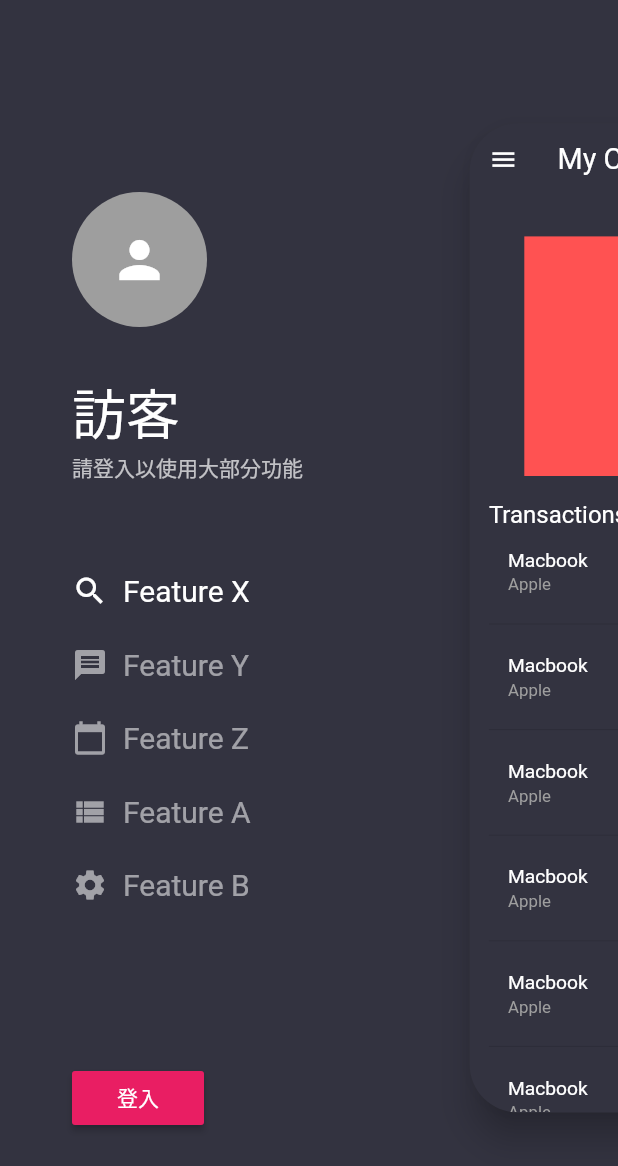
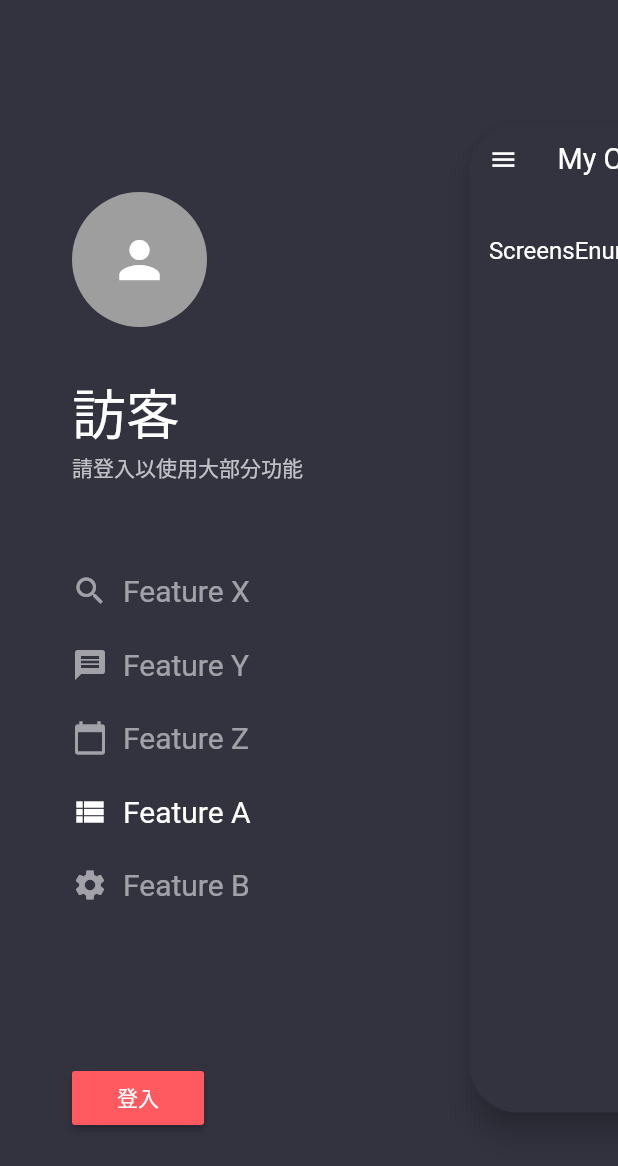
Before and after one commit to h3l1o5/carpool, a Flutter app: the screen it shows after launch, after a tap on the "menu" icon, on a phone screen of 412 x 824 dp. Shown: the top 1166 px of the screen. Run offline on Flutter 3.47's test engine with Material 2 defaults, Android fonts, the phone set to English and light mode, and no system bars.

Commit message:
add side menu interaction

```diff
--- a/lib/main.dart
+++ b/lib/main.dart
@@ -14,6 +14,8 @@ class MyApp extends StatelessWidget {
         backgroundColor: Color(0xFF333340),
       ),
       theme: ThemeData(
+        primaryColor: Color(0xFFFF5A5F),
+        accentColor: Color(0xFF00A699),
         textTheme: TextTheme(
           body1: TextStyle(color: Colors.white),
         ),
--- a/lib/side_menu.dart
+++ b/lib/side_menu.dart
@@ -1,7 +1,13 @@
 import 'package:flutter/material.dart';
+import 'package:kapoo/side_menu_scaffold.dart';
 
 class SideMenu extends StatelessWidget {
-  const SideMenu({Key key}) : super(key: key);
+  const SideMenu(
+      {Key key, @required this.currentScreen, @required this.onChangeScreen})
+      : super(key: key);
+
+  final ScreensEnum currentScreen;
+  final Function(ScreensEnum screen) onChangeScreen;
 
   @override
   Widget build(BuildContext context) {
@@ -45,59 +51,109 @@ class SideMenu extends StatelessWidget {
             // padding: EdgeInsets.only(left: 15),
             child: Column(
               children: <Widget>[
-                Row(
+                GestureDetector(
+                  onTap: () => onChangeScreen(ScreensEnum.screen1),
+                  child: Row(
                     children: <Widget>[
-                    Icon(Icons.search, color: Colors.white),
+                      Icon(Icons.search,
+                          color: currentScreen == ScreensEnum.screen1
+                              ? Colors.white
+                              : Colors.white54),
                       SizedBox(width: 10),
                       Text(
                         "Feature X",
-                      style: TextStyle(fontSize: 20, color: Colors.white),
+                        style: TextStyle(
+                            fontSize: 20,
+                            color: currentScreen == ScreensEnum.screen1
+                                ? Colors.white
+                                : Colors.white54),
                       ),
                     ],
                   ),
+                ),
                 SizedBox(height: 25),
-                Row(
+                GestureDetector(
+                  onTap: () => onChangeScreen(ScreensEnum.screen2),
+                  child: Row(
                     children: <Widget>[
-                    Icon(Icons.message, color: Colors.white54),
+                      Icon(Icons.message,
+                          color: currentScreen == ScreensEnum.screen2
+                              ? Colors.white
+                              : Colors.white54),
                       SizedBox(width: 10),
                       Text(
                         "Feature Y",
-                      style: TextStyle(fontSize: 20, color: Colors.white54),
+                        style: TextStyle(
+                            fontSize: 20,
+                            color: currentScreen == ScreensEnum.screen2
+                                ? Colors.white
+                                : Colors.white54),
                       ),
                     ],
                   ),
+                ),
                 SizedBox(height: 25),
-                Row(
+                GestureDetector(
+                  onTap: () => onChangeScreen(ScreensEnum.screen3),
+                  child: Row(
                     children: <Widget>[
-                    Icon(Icons.calendar_today, color: Colors.white54),
+                      Icon(Icons.calendar_today,
+                          color: currentScreen == ScreensEnum.screen3
+                              ? Colors.white
+                              : Colors.white54),
                       SizedBox(width: 10),
                       Text(
                         "Feature Z",
-                      style: TextStyle(fontSize: 20, color: Colors.white54),
+                        style: TextStyle(
+                            fontSize: 20,
+                            color: currentScreen == ScreensEnum.screen3
+                                ? Colors.white
+                                : Colors.white54),
                       ),
                     ],
                   ),
+                ),
                 SizedBox(height: 25),
-                Row(
+                GestureDetector(
+                  onTap: () => onChangeScreen(ScreensEnum.screen4),
+                  child: Row(
                     children: <Widget>[
-                    Icon(Icons.view_list, color: Colors.white54),
+                      Icon(Icons.view_list,
+                          color: currentScreen == ScreensEnum.screen4
+                              ? Colors.white
+                              : Colors.white54),
                       SizedBox(width: 10),
                       Text(
                         "Feature A",
-                      style: TextStyle(fontSize: 20, color: Colors.white54),
+                        style: TextStyle(
+                            fontSize: 20,
+                            color: currentScreen == ScreensEnum.screen4
+                                ? Colors.white
+                                : Colors.white54),
                       ),
                     ],
                   ),
+                ),
                 SizedBox(height: 25),
-                Row(
+                GestureDetector(
+                  onTap: () => onChangeScreen(ScreensEnum.screen5),
+                  child: Row(
                     children: <Widget>[
-                    Icon(Icons.settings, color: Colors.white54),
+                      Icon(Icons.settings,
+                          color: currentScreen == ScreensEnum.screen5
+                              ? Colors.white
+                              : Colors.white54),
                       SizedBox(width: 10),
                       Text(
                         "Feature B",
-                      style: TextStyle(fontSize: 20, color: Colors.white54),
+                        style: TextStyle(
+                            fontSize: 20,
+                            color: currentScreen == ScreensEnum.screen5
+                                ? Colors.white
+                                : Colors.white54),
                       ),
                     ],
+                  ),
                 ),
               ],
             ),
@@ -105,7 +161,7 @@ class SideMenu extends StatelessWidget {
           Spacer(),
           RaisedButton(
             child: Text("登入"),
-            color: Colors.pink,
+            color: Color(0xFFFF5A5F),
             textColor: Colors.white,
             onPressed: () {},
           ),
--- a/lib/side_menu_scaffold.dart
+++ b/lib/side_menu_scaffold.dart
@@ -4,6 +4,8 @@ import 'package:flutter/material.dart';
 import 'package:kapoo/side_menu.dart';
 
 final rng = new Random();
+
+enum ScreensEnum { screen1, screen2, screen3, screen4, screen5 }
 
 class SideMenuScaffold extends StatefulWidget {
   SideMenuScaffold({Key key, this.backgroundColor = Colors.white})
@@ -17,7 +19,8 @@ class SideMenuScaffold extends StatefulWidget {
 
 class SideMenuScaffoldState extends State<SideMenuScaffold>
     with SingleTickerProviderStateMixin {
-  bool isCollapsed = true;
+  bool isMenuCollapsed = true;
+  ScreensEnum currentScreen = ScreensEnum.screen4;
   double screenWidth, screenHeight;
   final Duration duration = const Duration(milliseconds: 300);
 
@@ -57,9 +60,57 @@ class SideMenuScaffoldState extends State<SideMenuScaffold>
         children: <Widget>[
           createSideMenuContainer(
             context,
-            sideMenu: SideMenu(),
+            sideMenu: SideMenu(
+              currentScreen: currentScreen,
+              onChangeScreen: (ScreensEnum screen) {
+                setState(() {
+                  _controller.reverse();
+                  isMenuCollapsed = true;
+                  currentScreen = screen;
+                });
+              },
+            ),
           ),
-          dashboard(context),
+          Offstage(
+            offstage: currentScreen != ScreensEnum.screen1,
+            child: Stack(
+              children: <Widget>[
+                dashboard(context, currentScreen),
+              ],
+            ),
+          ),
+          Offstage(
+            offstage: currentScreen != ScreensEnum.screen2,
+            child: Stack(
+              children: <Widget>[
+                dashboard(context, currentScreen),
+              ],
+            ),
+          ),
+          Offstage(
+            offstage: currentScreen != ScreensEnum.screen3,
+            child: Stack(
+              children: <Widget>[
+                dashboard(context, currentScreen),
+              ],
+            ),
+          ),
+          Offstage(
+            offstage: currentScreen != ScreensEnum.screen4,
+            child: Stack(
+              children: <Widget>[
+                dashboard(context, currentScreen),
+              ],
+            ),
+          ),
+          Offstage(
+            offstage: currentScreen != ScreensEnum.screen5,
+            child: Stack(
+              children: <Widget>[
+                dashboard(context, currentScreen),
+              ],
+            ),
+          ),
         ],
       ),
     );
@@ -84,31 +135,32 @@ class SideMenuScaffoldState extends State<SideMenuScaffold>
     );
   }
 
-  Widget dashboard(context) {
+  Widget dashboard(context, ScreensEnum screen) {
     return AnimatedPositioned(
       duration: duration,
       top: 0,
       bottom: 0,
-      left: isCollapsed ? 0 : 0.7 * screenWidth,
-      right: isCollapsed ? 0 : -0.3 * screenWidth,
+      left: isMenuCollapsed ? 0 : 0.7 * screenWidth,
+      right: isMenuCollapsed ? 0 : -0.3 * screenWidth,
       child: ScaleTransition(
         scale: _scaleAnimation,
         child: SafeArea(
           child: GestureDetector(
             onTap: () {
-              if (isCollapsed) {
+              if (isMenuCollapsed) {
                 return;
               }
               setState(() {
                 _controller.reverse();
-                isCollapsed = true;
+                isMenuCollapsed = true;
               });
             },
             child: Material(
               animationDuration: duration,
-              borderRadius:
-                  isCollapsed ? null : BorderRadius.all(Radius.circular(40)),
-              elevation: isCollapsed ? 0 : 10,
+              borderRadius: isMenuCollapsed
+                  ? null
+                  : BorderRadius.all(Radius.circular(40)),
+              elevation: isMenuCollapsed ? 0 : 8,
               color: _backgroundColor,
               child: SingleChildScrollView(
                 scrollDirection: Axis.vertical,
@@ -126,12 +178,12 @@ class SideMenuScaffoldState extends State<SideMenuScaffold>
                             child: Icon(Icons.menu, color: Colors.white),
                             onTap: () {
                               setState(() {
-                                if (isCollapsed)
+                                if (isMenuCollapsed)
                                   _controller.forward();
                                 else
                                   _controller.reverse();
 
-                                isCollapsed = !isCollapsed;
+                                isMenuCollapsed = !isMenuCollapsed;
                               });
                             },
                           ),
@@ -142,61 +194,10 @@ class SideMenuScaffoldState extends State<SideMenuScaffold>
                         ],
                       ),
                       SizedBox(height: 50),
-                      Container(
-                        height: 200,
-                        child: PageView(
-                          controller: PageController(viewportFraction: 0.8),
-                          scrollDirection: Axis.horizontal,
-                          pageSnapping: true,
-                          children: <Widget>[
-                            Container(
-                              margin: const EdgeInsets.symmetric(horizontal: 8),
-                              color: Colors.redAccent,
-                              width: 100,
-                            ),
-                            Container(
-                              margin: const EdgeInsets.symmetric(horizontal: 8),
-                              color: Colors.blueAccent,
-                              width: 100,
-                            ),
-                            Container(
-                              margin: const EdgeInsets.symmetric(horizontal: 8),
-                              color: Colors.greenAccent,
-                              width: 100,
-                            ),
-                          ],
-                        ),
-                      ),
-                      SizedBox(height: 20),
                       Text(
-                        "Transactions",
+                        "$screen",
                         style: TextStyle(color: Colors.white, fontSize: 20),
                       ),
-                      ListView.separated(
-                          shrinkWrap: true,
-                          itemBuilder: (context, index) {
-                            return ListTile(
-                              title: Text(
-                                "Macbook",
-                                style: TextStyle(color: Colors.white),
-                              ),
-                              subtitle: Text(
-                                "Apple",
-                                style: TextStyle(color: Colors.grey),
-                              ),
-                              trailing: Text(
-                                "-2900",
-                                style: TextStyle(
-                                    color: rng.nextInt(10) >= 5
-                                        ? Colors.green
-                                        : Colors.red),
-                              ),
-                            );
-                          },
-                          separatorBuilder: (context, index) {
-                            return Divider(height: 16);
-                          },
-                          itemCount: 10)
                     ],
                   ),
                 ),
```
Lines whose indentation alone changed are shown as unchanged.
